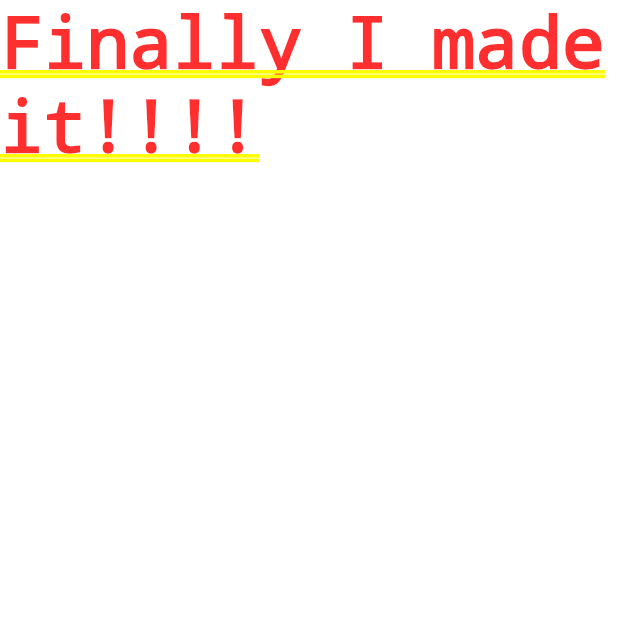
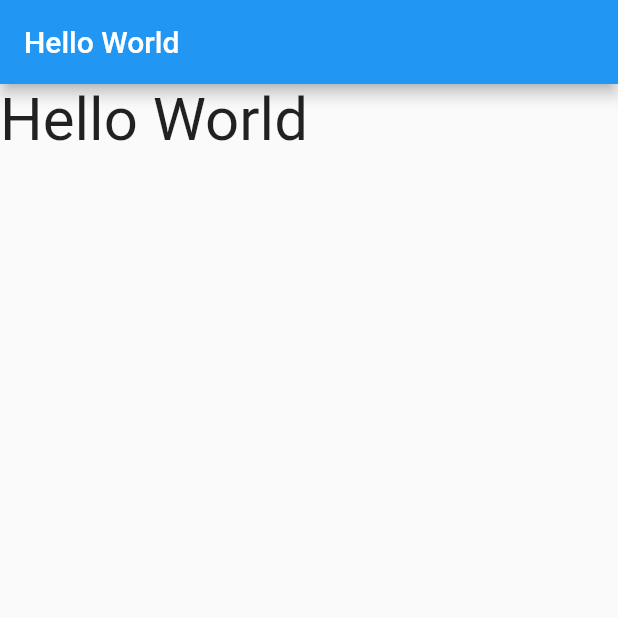
Before and after one commit to PenguinsCanFlyHigh/2023Flutter, a Flutter app: the screen it shows after launch, on a phone screen of 412 x 824 dp, the top half of it. Run offline on Flutter 3.47's test engine with Material 2 defaults, Android fonts, the phone set to English and light mode, and no system bars.

Commit message:
chap 3.3.1

```diff
--- a/chap3/lib/main.dart
+++ b/chap3/lib/main.dart
@@ -6,23 +6,29 @@ void main() {
 
 class MyApp extends StatelessWidget {
   const MyApp({super.key});
-
-  // This widget is the root of your application.
   @override
   Widget build(BuildContext context) {
     return MaterialApp(
       title: "Flutter Demo",
-      home: HelloPage()
+      theme: ThemeData(
+        primarySwatch: Colors.blue,
+      ),
+      home: MyHomePage(),
     );
   }
 }
 
-class HelloPage extends StatefulWidget{
-  State<HelloPage> createState() => _HelloPageState();
-}
-
-class _HelloPageState extends State<HelloPage> {
-  Widget build(BuildContext context){
-    return(Text('Finally I made it!!!!'));
+class MyHomePage extends StatelessWidget {
+  @override
+  Widget build(BuildContext context) {
+    return Scaffold(
+      appBar: AppBar(
+        title: Text('Hello World'),
+      ),
+      body: Text(
+        'Hello World',
+        style: TextStyle(fontSize: 40),
+      ),
+    );
   }
 }
```
